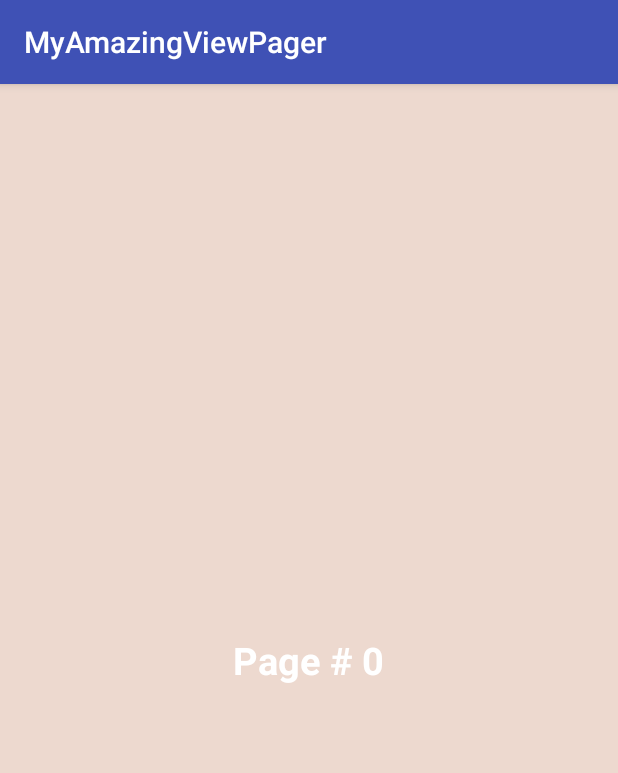
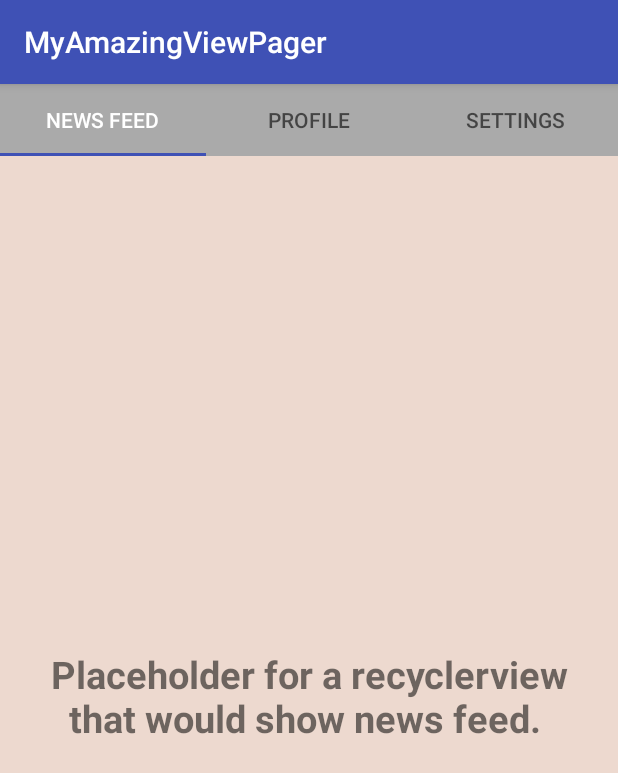
Before and after one commit to seethaa/MyAmazingViewPager, an Android app: the screen it shows after launch (MainActivity), on a phone screen of 412 x 824 dp. Shown: the top 773 px of the screen. Run offline under Robolectric (Android 15) with nearby library versions, the phone set to English and light mode, and no system bars.

```diff
--- a/app/src/main/java/com/example/seetha/myamazingviewpager/MainActivity.kt
+++ b/app/src/main/java/com/example/seetha/myamazingviewpager/MainActivity.kt
@@ -1,13 +1,12 @@
 package com.example.seetha.myamazingviewpager
 
 import android.os.Bundle
-import android.support.design.widget.Snackbar
 import android.support.v7.app.AppCompatActivity
-import android.view.Menu
-import android.view.MenuItem
-
+import android.support.design.widget.TabLayout
+import android.support.v4.view.ViewPager
 import kotlinx.android.synthetic.main.activity_main.*
 import kotlinx.android.synthetic.main.content_main.*
+
 
 class MainActivity : AppCompatActivity() {
 
@@ -17,10 +16,17 @@ class MainActivity : AppCompatActivity() {
         setSupportActionBar(toolbar)
 
         // Get ViewPager from layout
+        val pager = findViewById<ViewPager>(R.id.activity_main_viewpager)
+
         // Set PageAdapter as adapter for viewpager
-        activity_main_viewpager.adapter = PageAdapter(supportFragmentManager, resources.getIntArray(R.array.colorPagesViewPager))
+        pager.adapter = PageAdapter(supportFragmentManager)
+
+        // Get Tablayout and set up with the viewpager
+        activity_main_tabs.setupWithViewPager(pager)
+
+        // Enable tabs to have the same width
+        activity_main_tabs.tabMode = TabLayout.MODE_FIXED
 
     }
 
-
 }
--- /dev/null
+++ b/app/src/main/java/com/example/seetha/myamazingviewpager/NewsFeedFragment.kt
@@ -0,0 +1,24 @@
+package com.example.seetha.myamazingviewpager
+
+
+import android.os.Bundle
+import android.support.v4.app.Fragment
+import android.view.LayoutInflater
+import android.view.View
+import android.view.ViewGroup
+
+class NewsFeedFragment : Fragment() {
+
+    companion object {
+
+        @JvmStatic
+        fun newInstance() = NewsFeedFragment()
+    }
+
+    override fun onCreateView(inflater: LayoutInflater, container: ViewGroup?,
+                              savedInstanceState: Bundle?): View? {
+        // Inflate the layout for this fragment
+        return inflater.inflate(R.layout.fragment_news_feed, container, false)
+    }
+
+}
--- a/app/src/main/java/com/example/seetha/myamazingviewpager/PageAdapter.kt
+++ b/app/src/main/java/com/example/seetha/myamazingviewpager/PageAdapter.kt
@@ -4,15 +4,25 @@ import android.support.v4.app.Fragment
 import android.support.v4.app.FragmentManager
 import android.support.v4.app.FragmentPagerAdapter
 
-open class PageAdapter(manager: FragmentManager,
-                       private val colors: IntArray) : FragmentPagerAdapter(manager) {
+open class PageAdapter(manager: FragmentManager) : FragmentPagerAdapter(manager) {
 
     override fun getCount(): Int {
-        return colors.size // Number of pages to show
+        return 3 // Number of pages to show
     }
 
-    override fun getItem(position: Int): Fragment {
-        //Page to return
-        return PageFragment.newInstance(position, this.colors[position])
-    }
+    override fun getItem(position: Int): Fragment =
+            when (position) {
+                0 -> NewsFeedFragment.newInstance() //Page 0
+                1 -> ProfilePageFragment.newInstance() //Page 1
+                2 -> SettingsFragment.newInstance() //Page 2
+                else -> PageFragment.newInstance(0, 0)
+            }
+
+    override fun getPageTitle(position: Int): CharSequence? =
+            when (position) {
+                0 -> "News Feed"
+                1 -> "Profile"
+                2 -> "Settings"
+                else -> "Default page"
+            }
 }
--- /dev/null
+++ b/app/src/main/java/com/example/seetha/myamazingviewpager/ProfilePageFragment.kt
@@ -0,0 +1,24 @@
+package com.example.seetha.myamazingviewpager
+
+
+import android.os.Bundle
+import android.support.v4.app.Fragment
+import android.view.LayoutInflater
+import android.view.View
+import android.view.ViewGroup
+
+class ProfilePageFragment : Fragment() {
+
+    companion object {
+
+        @JvmStatic
+        fun newInstance() = ProfilePageFragment()
+    }
+
+    override fun onCreateView(inflater: LayoutInflater, container: ViewGroup?,
+                              savedInstanceState: Bundle?): View? {
+        // Inflate the layout for this fragment
+        return inflater.inflate(R.layout.fragment_profile, container, false)
+    }
+
+}
--- a/app/src/main/res/layout/content_main.xml
+++ b/app/src/main/res/layout/content_main.xml
@@ -8,9 +8,22 @@
     tools:context=".MainActivity"
     tools:showIn="@layout/activity_main">
 
+
     <android.support.v4.view.ViewPager xmlns:android="http://schemas.android.com/apk/res/android"
         android:id="@+id/activity_main_viewpager"
         android:layout_width="match_parent"
-        android:layout_height="match_parent" />
+        android:layout_height="match_parent">
+
+        <!-- Add TabLayout to handle tabs -->
+        <android.support.design.widget.TabLayout
+            android:id="@+id/activity_main_tabs"
+            android:layout_width="match_parent"
+            android:layout_height="wrap_content"
+            android:background="@android:color/darker_gray"
+            app:tabGravity="fill"
+            app:tabIndicatorColor="@color/colorPrimary"
+            app:tabSelectedTextColor="#fff" />
+
+    </android.support.v4.view.ViewPager>
 
 </android.support.constraint.ConstraintLayout>
--- /dev/null
+++ b/app/src/main/res/layout/fragment_news_feed.xml
@@ -0,0 +1,18 @@
+<LinearLayout xmlns:android="http://schemas.android.com/apk/res/android"
+    android:id="@+id/fragment_page_news_rootview"
+    android:layout_width="match_parent"
+    android:layout_height="match_parent"
+    android:background="#EDD9CF"
+    android:gravity="center">
+
+    <TextView
+        android:id="@+id/fragment_page_news_title"
+        android:layout_width="wrap_content"
+        android:layout_height="wrap_content"
+        android:layout_margin="20dip"
+        android:text="Placeholder for a recyclerview that would show news feed. "
+        android:textAlignment="center"
+        android:textSize="25sp"
+        android:textStyle="bold" />
+
+</LinearLayout>
--- a/app/src/main/res/values/strings.xml
+++ b/app/src/main/res/values/strings.xml
@@ -2,6 +2,4 @@
     <string name="app_name">MyAmazingViewPager</string>
     <string name="action_settings">Settings</string>
 
-    <!-- TODO: Remove or change this placeholder text -->
-    <string name="hello_blank_fragment">Hello blank fragment</string>
 </resources>
```
Also changed, not shown: app/src/main/java/com/example/seetha/myamazingviewpager/SettingsFragment.kt (added, +24 -0 lines), app/src/main/res/layout/fragment_profile.xml (added, +18 -0 lines), app/src/main/res/layout/fragment_settings.xml (added, +18 -0 lines).
